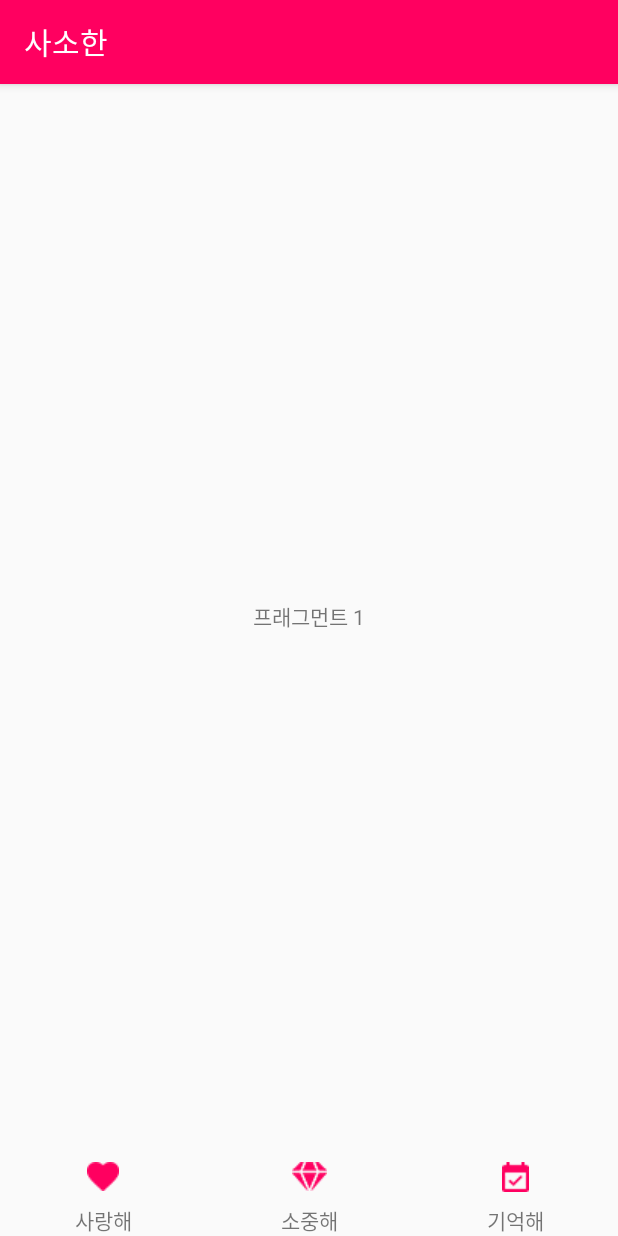
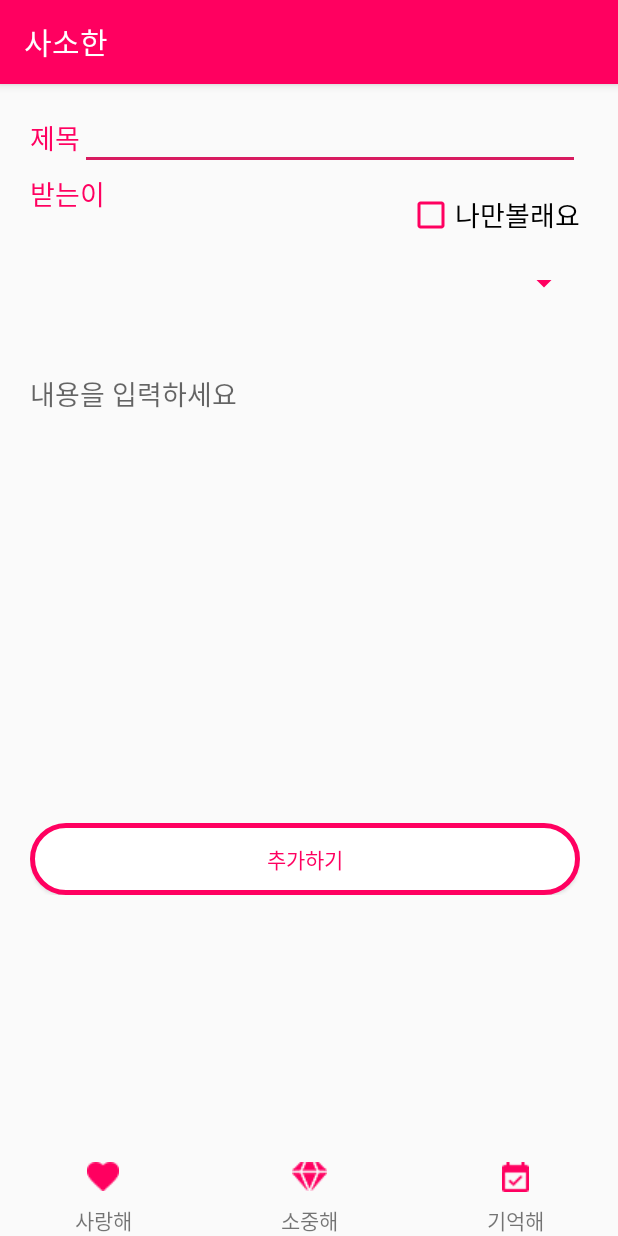
Before and after one commit to tmddus/SASOHAN, an Android app: the screen it shows after launch (MainActivity), on a phone screen of 412 x 824 dp. Run offline under Robolectric (Android 15) with nearby library versions, the phone set to English and light mode, and no system bars.

Commit message:
사랑해xml_1

```diff
--- a/app/src/main/java/com/example/sasohan/Fragment1.java
+++ b/app/src/main/java/com/example/sasohan/Fragment1.java
@@ -18,7 +18,7 @@ public class Fragment1 extends Fragment {
     public View onCreateView(LayoutInflater inflater, ViewGroup container,
                              Bundle savedInstanceState) {
         // Inflate the layout for this fragment
-        return inflater.inflate(R.layout.fragment_fragment1, container, false);
+        return inflater.inflate(R.layout.saranghae, container, false);
     }
 
 }
--- a/app/src/main/java/com/example/sasohan/MainActivity.java
+++ b/app/src/main/java/com/example/sasohan/MainActivity.java
@@ -24,6 +24,7 @@ public class MainActivity extends AppCompatActivity implements View.OnClickListe
     protected void onCreate(Bundle savedInstanceState) {
         super.onCreate(savedInstanceState);
         setContentView(R.layout.activity_main);
+//        setTheme(android.R.style.Theme_NoTitleBar_Fullscreen);
 
         // 위젯에 대한 참조
         ibt_tab1 = (ImageButton)findViewById(R.id.ibt_tab1);
--- /dev/null
+++ b/app/src/main/res/drawable/button.xml
@@ -0,0 +1,24 @@
+<?xml version="1.0" encoding="utf-8"?>
+<selector xmlns:android="http://schemas.android.com/apk/res/android">
+
+    <item android:state_pressed="true">
+        <shape>
+            <padding android:bottom="4dp" android:left="8dp" android:right="8dp" android:top="4dp" />
+            <gradient android:angle="270" android:endColor="#cdcdcd" android:startColor="#eeeeee" />
+
+            <corners android:bottomLeftRadius="50dp" android:bottomRightRadius="50dp"
+                android:topLeftRadius="50dp" android:topRightRadius="50dp" />
+        </shape>
+    </item>
+    <item android:state_pressed="false">
+        <shape>
+            <padding android:bottom="4dp" android:left="8dp" android:right="8dp" android:top="4dp" />
+            <solid  android:color="#ffffff"/>
+            <stroke
+                android:width="3dp"
+                android:color="@color/colorPrimary" />
+            <corners android:bottomLeftRadius="50dp" android:bottomRightRadius="50dp"
+                android:topLeftRadius="50dp" android:topRightRadius="50dp" />
+        </shape>
+    </item>
+</selector>
--- a/app/src/main/res/layout/fragment_fragment1.xml
+++ /dev/null
@@ -1,15 +0,0 @@
-<?xml version="1.0" encoding="utf-8"?>
-<FrameLayout xmlns:android="http://schemas.android.com/apk/res/android"
-    xmlns:tools="http://schemas.android.com/tools"
-    android:layout_width="match_parent"
-    android:layout_height="match_parent"
-    tools:context="">
-
-    <!-- TODO: Update blank fragment layout -->
-    <TextView
-        android:gravity="center"
-        android:layout_width="match_parent"
-        android:layout_height="match_parent"
-        android:text="프래그먼트 1" />
-
-</FrameLayout>
--- /dev/null
+++ b/app/src/main/res/layout/saranghae.xml
@@ -0,0 +1,113 @@
+<?xml version="1.0" encoding="utf-8"?>
+<FrameLayout xmlns:android="http://schemas.android.com/apk/res/android"
+    xmlns:tools="http://schemas.android.com/tools"
+    android:layout_width="match_parent"
+    android:layout_height="match_parent"
+    xmlns:app="http://schemas.android.com/apk/res-auto"
+    tools:context="Fragment1">
+    <LinearLayout
+        android:layout_width="match_parent"
+        android:layout_height="match_parent"
+        android:orientation="vertical">
+        <LinearLayout
+            android:layout_width="match_parent"
+            android:layout_height="wrap_content"
+            android:orientation="horizontal"
+            android:layout_marginLeft="20dp"
+            android:layout_marginRight="25dp">
+            <TextView
+                android:layout_width="wrap_content"
+                android:layout_height="wrap_content"
+                android:text="제목"
+                android:textSize="18sp"
+                android:layout_marginTop="14dp"
+                android:textColor="#ff0060"
+                />
+            <EditText
+                android:layout_width="match_parent"
+                android:layout_height="wrap_content"
+                android:layout_marginTop="12dp"
+                app:theme="@style/EditTextStyle"
+                />
+        </LinearLayout>
+        <LinearLayout
+            android:layout_width="match_parent"
+            android:layout_height="wrap_content"
+            android:orientation="horizontal"
+            android:layout_marginLeft="20dp"
+            android:layout_marginRight="25dp">
+            <TextView
+                android:layout_width="wrap_content"
+                android:layout_height="wrap_content"
+                android:text="받는이"
+                android:textSize="18sp"
+                android:textColor="#ff0060"
+                />
+            <View
+                android:layout_width="0dp"
+                android:layout_height="0dp"
+                android:layout_weight="1" />
+
+            <CheckBox
+               android:layout_width="wrap_content"
+               android:layout_height="wrap_content"
+               android:layout_marginTop="14dp"
+               android:text="나만볼래요"
+               app:theme="@style/EditTextStyle"
+               />
+        </LinearLayout>
+        <LinearLayout
+            android:layout_width="match_parent"
+            android:layout_height="wrap_content"
+            android:orientation="horizontal"
+            android:layout_marginLeft="20dp"
+            android:layout_marginRight="25dp">
+            <Spinner
+                android:layout_width="match_parent"
+                android:layout_height="39dp"
+                android:layout_marginTop="10dp"
+                app:theme="@style/EditTextStyle"
+            >
+
+            </Spinner>
+        </LinearLayout>
+
+        <LinearLayout
+            android:layout_width="match_parent"
+            android:layout_height="wrap_content"
+            android:orientation="vertical"
+            android:layout_marginTop="20dp"
+            android:layout_marginLeft="20dp"
+            android:layout_marginRight="25dp">
+            <!--<view-->
+                <!--android:layout_width="match_parent"-->
+                <!--android:layout_height="3.3dp"-->
+                <!--android:background="@color/colorPrimary"-->
+                <!--/>-->
+            <EditText
+                android:layout_width="match_parent"
+                android:layout_height="300dp"
+                app:theme="@style/EditTextStyle"
+                android:hint="내용을 입력하세요"
+                android:gravity="top"
+                android:layout_marginTop="20dp"
+                android:background="@null"/>
+        </LinearLayout>
+
+        <LinearLayout
+            android:layout_width="match_parent"
+            android:layout_height="wrap_content"
+            android:orientation="vertical"
+            android:layout_marginLeft="20dp"
+            android:layout_marginRight="25dp">
+            <Button
+                android:layout_width="match_parent"
+                android:layout_height="match_parent"
+                android:text="추가하기"
+                android:background="@drawable/button"
+                android:textColor="@color/colorPrimary"
+                />
+        </LinearLayout>
+
+    </LinearLayout>
+</FrameLayout>
--- a/app/src/main/res/values/styles.xml
+++ b/app/src/main/res/values/styles.xml
@@ -6,6 +6,10 @@
         <item name="colorPrimary">@color/colorPrimary</item>
         <item name="colorPrimaryDark">@color/colorPrimaryDark</item>
         <item name="colorAccent">@color/colorAccent</item>
+        <!--<item name="windowNoTitle">true</item>-->
+        <!--<item name="android:windowFullscreen">true</item>-->
     </style>
-
+    <style name="EditTextStyle" parent="Widget.AppCompat.EditText">
+        <item name="colorControlNormal">@color/colorPrimary</item>
+    </style>
 </resources>
```
